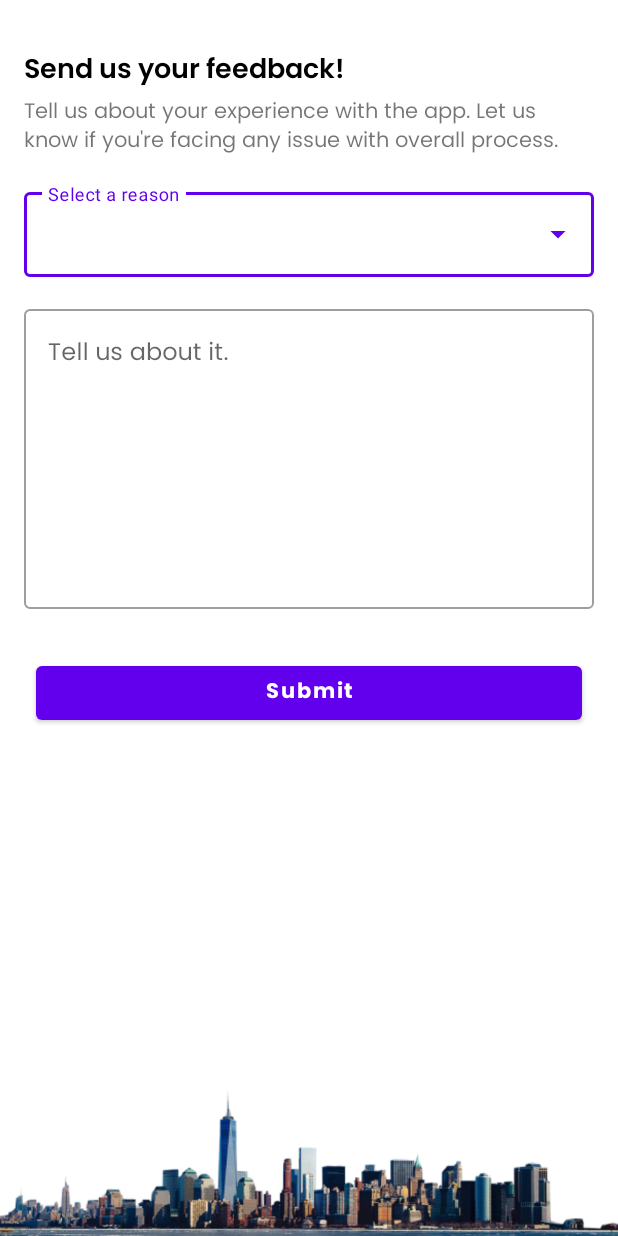
After one commit to vishalnaikawadi/EmployeePortal, an Android app: the FeedbackActivity screen opened directly, with no data from a screen before it, on a phone screen of 412 x 824 dp. The commit adds this screen. Run offline under Robolectric (Android 15) with nearby library versions, the phone set to English and light mode, and no system bars; our stand-ins replace Firebase (no records; nobody signed in at launch, a user with empty details on screens opened directly).

Commit message:
canteen, feedback, logout

```diff
--- a/app/src/main/AndroidManifest.xml
+++ b/app/src/main/AndroidManifest.xml
@@ -12,6 +12,12 @@
         android:roundIcon="@mipmap/ic_launcher_round"
         android:supportsRtl="true"
         android:theme="@style/Theme.EmployeePortal">
+        <activity
+            android:name=".canteen.CanteenActivity"
+            android:exported="false" />
+        <activity
+            android:name=".feedback.FeedbackActivity"
+            android:exported="false" />
         <activity
             android:name=".home.HomeActivity"
             android:exported="false" />
--- /dev/null
+++ b/app/src/main/java/com/pmn/employeeportal/canteen/MenuInterface.java
@@ -0,0 +1,4 @@
+package com.pmn.employeeportal.canteen;
+
+public interface MenuInterface {
+}
--- /dev/null
+++ b/app/src/main/java/com/pmn/employeeportal/feedback/FeedbackActivity.java
@@ -0,0 +1,83 @@
+package com.pmn.employeeportal.feedback;
+
+import android.os.Bundle;
+import android.text.TextUtils;
+import android.widget.ArrayAdapter;
+import android.widget.AutoCompleteTextView;
+import android.widget.Button;
+import android.widget.EditText;
+import android.widget.Toast;
+
+import androidx.appcompat.app.AppCompatActivity;
+
+import com.google.android.material.textfield.TextInputLayout;
+import com.google.firebase.auth.FirebaseAuth;
+import com.google.firebase.auth.FirebaseUser;
+import com.pmn.employeeportal.R;
+import com.pmn.employeeportal.model.FeedbackModel;
+import com.pmn.employeeportal.utils.RealtimeDBManager;
+
+import java.util.ArrayList;
+import java.util.List;
+
+public class FeedbackActivity extends AppCompatActivity {
+
+    private AutoCompleteTextView actReasons;
+    private EditText etReason;
+    private Button btnSubmit;
+    private TextInputLayout tilReason;
+    private TextInputLayout tilComment;
+
+    @Override
+    protected void onCreate(Bundle savedInstanceState) {
+        super.onCreate(savedInstanceState);
+        setContentView(R.layout.activity_feedback);
+
+        //binding
+        actReasons = findViewById(R.id.actReason);
+        etReason = findViewById(R.id.etReason);
+        btnSubmit = findViewById(R.id.btnSubmit);
+        tilReason = findViewById(R.id.tilReason);
+        tilComment = findViewById(R.id.tilComment);
+
+        actReasons.setAdapter(new ArrayAdapter(this, R.layout.item_reason, makeReasonsList()));
+
+        btnSubmit.setOnClickListener(view -> {
+            sendFeedBack();
+        });
+    }
+
+    private void sendFeedBack() {
+        String reason = actReasons.getText().toString();
+        String comment = etReason.getText().toString();
+
+        if (!TextUtils.isEmpty(reason) && !TextUtils.isEmpty(comment)) {
+            tilReason.setError(null);
+            tilComment.setError(null);
+            etReason.setText("");
+            actReasons.setText("");
+
+            FirebaseUser user = FirebaseAuth.getInstance().getCurrentUser();
+            FeedbackModel feedbackModel = new FeedbackModel(reason, comment, user.getDisplayName(), user.getEmail(), user.getUid());
+            RealtimeDBManager.insertFeedBack(feedbackModel);
+            Toast.makeText(this, "Feedback submitted successfully!!", Toast.LENGTH_SHORT).show();
+
+        } else {
+            tilReason.setError("This Field is mandatory");
+            tilComment.setError("This Field is mandatory");
+            Toast.makeText(this, "Please select reason and add comment", Toast.LENGTH_SHORT).show();
+        }
+
+    }
+
+    private List<String> makeReasonsList() {
+        List<String> reasons = new ArrayList<>();
+        reasons.add("Issue with Attendance");
+        reasons.add("Issue with Leaves");
+        reasons.add("Showing wrong performance analysis");
+        reasons.add("Facing issue with App");
+        reasons.add("Other");
+
+        return reasons;
+    }
+}
--- /dev/null
+++ b/app/src/main/res/layout/activity_feedback.xml
@@ -0,0 +1,98 @@
+<?xml version="1.0" encoding="utf-8"?>
+<androidx.constraintlayout.widget.ConstraintLayout xmlns:android="http://schemas.android.com/apk/res/android"
+    xmlns:app="http://schemas.android.com/apk/res-auto"
+    xmlns:tools="http://schemas.android.com/tools"
+    android:layout_width="match_parent"
+    android:layout_height="match_parent"
+    tools:context=".feedback.FeedbackActivity">
+
+    <TextView
+        android:id="@+id/tvTitle"
+        android:layout_width="match_parent"
+        android:layout_height="0dp"
+        android:layout_marginHorizontal="16dp"
+        android:layout_marginTop="32dp"
+        android:layout_marginBottom="16dp"
+        android:fontFamily="@font/poppins_semibold"
+        android:text="Send us your feedback!"
+        android:textColor="@color/black"
+        android:textSize="18sp"
+        app:layout_constraintEnd_toEndOf="parent"
+        app:layout_constraintStart_toStartOf="parent"
+        app:layout_constraintTop_toTopOf="parent" />
+
+    <TextView
+        android:id="@+id/tvSubTitle"
+        android:layout_width="match_parent"
+        android:layout_height="0dp"
+        android:layout_marginHorizontal="16dp"
+        android:layout_marginBottom="16dp"
+        android:fontFamily="@font/poppins_regular"
+        android:text="Tell us about your experience with the app. Let us know if you're facing any issue with overall process."
+        android:textSize="14sp"
+        app:layout_constraintEnd_toEndOf="parent"
+        app:layout_constraintStart_toStartOf="parent"
+        app:layout_constraintTop_toBottomOf="@+id/tvTitle" />
+
+    <com.google.android.material.textfield.TextInputLayout
+        android:id="@+id/tilReason"
+        style="@style/Widget.MaterialComponents.TextInputLayout.OutlinedBox.ExposedDropdownMenu"
+        android:layout_width="match_parent"
+        android:layout_height="wrap_content"
+        android:layout_margin="16dp"
+        android:hint="Select a reason"
+        app:layout_constraintEnd_toEndOf="parent"
+        app:layout_constraintStart_toStartOf="parent"
+        app:layout_constraintTop_toBottomOf="@id/tvSubTitle">
+
+        <AutoCompleteTextView
+            android:id="@+id/actReason"
+            android:layout_width="match_parent"
+            android:layout_height="wrap_content" />
+
+    </com.google.android.material.textfield.TextInputLayout>
+
+    <com.google.android.material.textfield.TextInputLayout
+        android:id="@+id/tilComment"
+        style="@style/Widget.MaterialComponents.TextInputLayout.OutlinedBox"
+        android:layout_width="match_parent"
+        android:layout_height="wrap_content"
+        android:layout_margin="16dp"
+        app:layout_constraintEnd_toEndOf="parent"
+        app:layout_constraintStart_toStartOf="parent"
+        app:layout_constraintTop_toBottomOf="@+id/tilReason">
+
+        <com.google.android.material.textfield.TextInputEditText
+            android:id="@+id/etReason"
+            android:layout_width="match_parent"
+            android:layout_height="200dp"
+            android:fontFamily="@font/poppins_regular"
+            android:gravity="start"
+            android:hint="Tell us about it."
+            android:inputType="textEmailAddress" />
+    </com.google.android.material.textfield.TextInputLayout>
+
+    <Button
+        android:id="@+id/btnSubmit"
+        android:layout_width="match_parent"
+        android:layout_height="wrap_content"
+        android:layout_marginStart="24dp"
+        android:layout_marginTop="32dp"
+        android:layout_marginEnd="24dp"
+        android:fontFamily="@font/poppins_bold"
+        android:text="Submit"
+        android:textAllCaps="false"
+        android:textSize="14sp"
+        app:layout_constraintEnd_toEndOf="parent"
+        app:layout_constraintStart_toStartOf="parent"
+        app:layout_constraintTop_toBottomOf="@+id/tilComment" />
+
+    <ImageView
+        android:layout_width="match_parent"
+        android:layout_height="wrap_content"
+        android:adjustViewBounds="true"
+        app:layout_constraintBottom_toBottomOf="parent"
+        android:src="@drawable/landscapecity"
+        />
+
+</androidx.constraintlayout.widget.ConstraintLayout>
```
Also changed, not shown: app/src/main/java/com/pmn/employeeportal/canteen/CanteenActivity.java (added, +83 -0 lines), app/src/main/java/com/pmn/employeeportal/canteen/MenuAdapter.java (added, +94 -0 lines), app/src/main/java/com/pmn/employeeportal/canteen/MenuHeaderModel.java (added, +20 -0 lines), app/src/main/java/com/pmn/employeeportal/canteen/MenuItemModel.java (added, +20 -0 lines), app/src/main/java/com/pmn/employeeportal/home/MenuFragment.java (+31 -1 lines), app/src/main/java/com/pmn/employeeportal/model/CanteenModel.java (added, +31 -0 lines), app/src/main/java/com/pmn/employeeportal/model/FeedbackModel.java (added, +21 -0 lines), app/src/main/java/com/pmn/employeeportal/utils/RealtimeDBManager.java (+7 -1 lines), app/src/main/res/layout/activity_canteen.xml (added, +30 -0 lines), app/src/main/res/layout/header_menu.xml (added, +36 -0 lines), app/src/main/res/layout/item_menu.xml (added, +26 -0 lines), app/src/main/res/layout/item_reason.xml (added, +9 -0 lines), app/src/main/res/drawable/color_splash.png (added), app/src/main/res/drawable/landscapecity.png (added).
